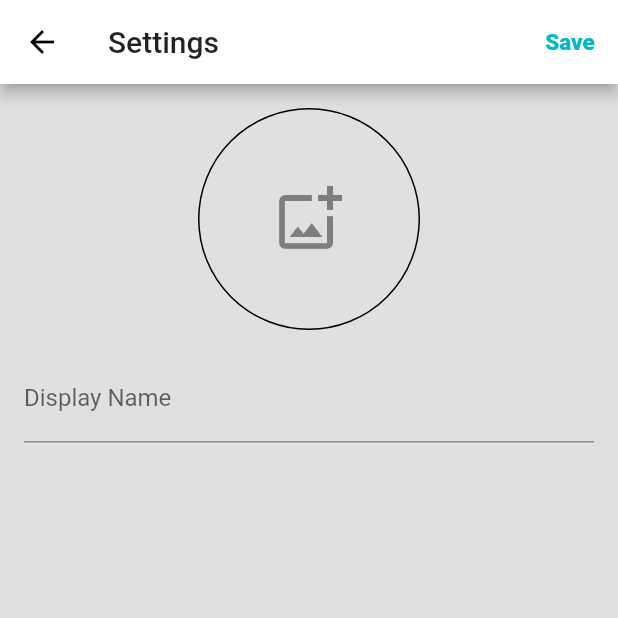
After one commit to INDAPP/social_hackathon_umbria, a Flutter app: the SettingsScreen screen opened directly, after a tap on "Save", on a phone screen of 412 x 824 dp, the top half of it. The commit adds this screen. Run offline on Flutter 3.47's test engine with Material 2 defaults, Android fonts, the phone set to English and light mode, and no system bars; our stand-ins replace cloud_firestore, firebase_auth, firebase_core, firebase_storage, image_picker; accounts and stored records are empty; network calls fail.

Commit message:
Settings Screen Firebase Storage

```diff
--- a/lib/home.dart
+++ b/lib/home.dart
@@ -5,6 +5,7 @@ import 'package:intl/intl.dart';
 import 'package:social_hackathon_umbria/login.dart';
 import 'package:social_hackathon_umbria/model_post.dart';
 import 'package:social_hackathon_umbria/new_post.dart';
+import 'package:social_hackathon_umbria/settings.dart';
 
 enum MenuItemAction {
   logout,
@@ -163,7 +164,7 @@ class Home extends StatelessWidget {
   void _onMenuAction(BuildContext context, MenuItemAction action) {
     switch (action) {
       case MenuItemAction.settings:
-        //TODO
+        _settings(context);
         break;
       case MenuItemAction.logout:
         _logout(context);
@@ -188,6 +189,14 @@ class Home extends StatelessWidget {
         "imageUrl": null,
       });
     }
+  }
+
+  void _settings(BuildContext context) {
+    final navigator = Navigator.of(context);
+    final route = MaterialPageRoute(
+      builder: (context) => SettingsScreen(),
+    );
+    navigator.push(route);
   }
 
   void _logout(BuildContext context) async {
--- /dev/null
+++ b/lib/settings.dart
@@ -0,0 +1,120 @@
+import 'dart:io';
+
+import 'package:firebase_auth/firebase_auth.dart';
+import 'package:firebase_storage/firebase_storage.dart';
+import 'package:flutter/material.dart';
+import 'package:image_picker/image_picker.dart';
+
+class SettingsScreen extends StatefulWidget {
+  @override
+  State<StatefulWidget> createState() => _SettingsScreenState();
+}
+
+class _SettingsScreenState extends State<SettingsScreen> {
+  final _picker = ImagePicker();
+  late TextEditingController _displayNameController;
+  File? _imageFile;
+  String? _imageUrl;
+
+  @override
+  void initState() {
+    super.initState();
+    final currentUser = FirebaseAuth.instance.currentUser;
+    final displayName = currentUser?.displayName;
+    _imageUrl = currentUser?.photoURL;
+    _displayNameController = TextEditingController(text: displayName);
+  }
+
+  @override
+  Widget build(BuildContext context) => Scaffold(
+        appBar: _buildAppBar(context),
+        body: _buildBody(context),
+      );
+
+  PreferredSizeWidget _buildAppBar(BuildContext context) => AppBar(
+        title: Text("Settings"),
+        actions: [
+          TextButton(
+            onPressed: _save,
+            child: Text("Save"),
+          ),
+        ],
+      );
+
+  Widget _buildBody(BuildContext context) => Padding(
+        padding: const EdgeInsets.all(16.0),
+        child: Column(
+          crossAxisAlignment: CrossAxisAlignment.center,
+          children: [
+            Container(
+              width: 148,
+              height: 148,
+              decoration: BoxDecoration(
+                shape: BoxShape.circle,
+                border: Border.all(color: Colors.black),
+                image: _imageFile != null
+                    ? DecorationImage(
+                        image: FileImage(_imageFile!),
+                      )
+                    : _imageUrl != null
+                        ? DecorationImage(
+                            image: NetworkImage(_imageUrl!),
+                          )
+                        : null,
+              ),
+              child: Opacity(
+                opacity: 0.5,
+                child: IconButton(
+                  iconSize: 48,
+                  onPressed: _pickImageFromGallery,
+                  icon: Icon(Icons.add_photo_alternate_outlined),
+                ),
+              ),
+            ),
+            SizedBox(height: 16),
+            TextField(
+              controller: _displayNameController,
+              decoration: InputDecoration(
+                labelText: "Display Name",
+              ),
+            ),
+          ],
+        ),
+      );
+
+  void _pickImageFromGallery() async {
+    final pickedFile = await _picker.getImage(
+      source: ImageSource.gallery,
+      maxWidth: 1024,
+      maxHeight: 1024,
+      imageQuality: 80,
+    );
+    if (pickedFile != null) {
+      setState(() {
+        _imageFile = File(pickedFile.path);
+      });
+    }
+  }
+
+  void _save() async {
+    final currentUser = FirebaseAuth.instance.currentUser;
+    if (currentUser == null) return;
+    final imageFile = _imageFile;
+    final displayName = _displayNameController.text;
+    var imageUrl = _imageUrl;
+
+    if (imageFile != null) {
+      final ref = FirebaseStorage.instance
+          .ref('users/${currentUser.uid}');
+      await ref.putFile(imageFile);
+      imageUrl = await ref.getDownloadURL();
+    }
+
+    await currentUser.updateProfile(
+      photoURL: imageUrl,
+      displayName: displayName,
+    );
+
+    Navigator.of(context).pop();
+  }
+}
--- a/pubspec.yaml
+++ b/pubspec.yaml
@@ -28,6 +28,7 @@ dependencies:
   firebase_core: ^1.1.0
   firebase_auth: ^1.1.3
   cloud_firestore: ^2.2.0
+  firebase_storage: ^8.1.1
   image_picker: ^0.8.0
 
 dev_dependencies:
```
Also changed, not shown: pubspec.lock, 2 other files.
